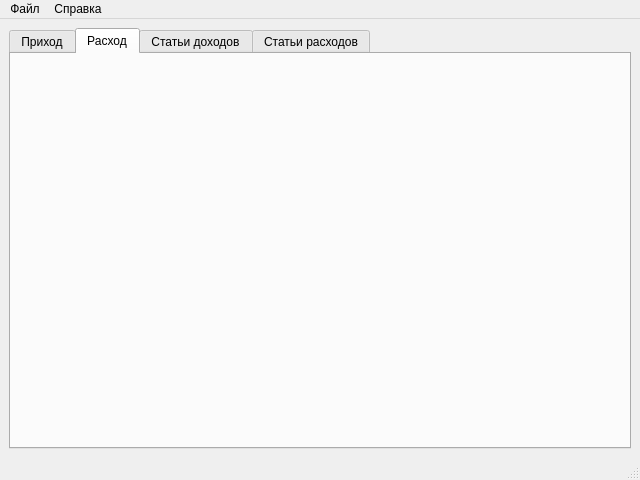
The window that resources/window.ui (dimka59ru/_family_finances) describes before a commit, drawn with Qt 5.
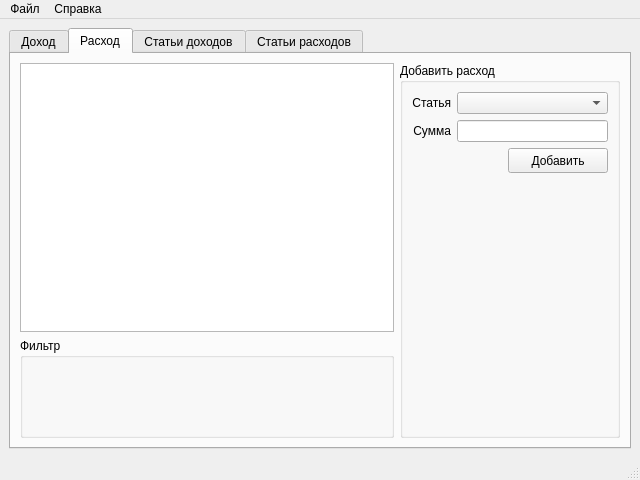
The same window after the commit. The open tabs and pages were chosen to show the change.

Patch:
```diff
--- a/resources/window.ui
+++ b/resources/window.ui
@@ -22,7 +22,7 @@
       </property>
       <widget class="QWidget" name="tab_add">
        <attribute name="title">
-        <string>Приход</string>
+        <string>Доход</string>
        </attribute>
        <layout class="QVBoxLayout" name="verticalLayout_3">
         <item>
@@ -96,6 +96,160 @@
        <attribute name="title">
         <string>Расход</string>
        </attribute>
+       <layout class="QHBoxLayout" name="horizontalLayout_32">
+        <item>
+         <layout class="QVBoxLayout" name="verticalLayout_23">
+          <item>
+           <widget class="QTableWidget" name="table_records_costs"/>
+          </item>
+          <item>
+           <widget class="QGroupBox" name="groupBox_16">
+            <property name="sizePolicy">
+             <sizepolicy hsizetype="Preferred" vsizetype="Fixed">
+              <horstretch>0</horstretch>
+              <verstretch>0</verstretch>
+             </sizepolicy>
+            </property>
+            <property name="minimumSize">
+             <size>
+              <width>0</width>
+              <height>100</height>
+             </size>
+            </property>
+            <property name="maximumSize">
+             <size>
+              <width>16777215</width>
+              <height>100</height>
+             </size>
+            </property>
+            <property name="title">
+             <string>Фильтр</string>
+            </property>
+           </widget>
+          </item>
+         </layout>
+        </item>
+        <item>
+         <widget class="QGroupBox" name="groupBox_14">
+          <property name="sizePolicy">
+           <sizepolicy hsizetype="Minimum" vsizetype="Preferred">
+            <horstretch>0</horstretch>
+            <verstretch>0</verstretch>
+           </sizepolicy>
+          </property>
+          <property name="minimumSize">
+           <size>
+            <width>220</width>
+            <height>0</height>
+           </size>
+          </property>
+          <property name="maximumSize">
+           <size>
+            <width>220</width>
+            <height>16777215</height>
+           </size>
+          </property>
+          <property name="title">
+           <string>Добавить расход</string>
+          </property>
+          <layout class="QVBoxLayout" name="verticalLayout_20">
+           <item>
+            <layout class="QHBoxLayout" name="horizontalLayout_30">
+             <item>
+              <layout class="QVBoxLayout" name="verticalLayout_21">
+               <item>
+                <widget class="QLabel" name="label_17">
+                 <property name="text">
+                  <string>Статья</string>
+                 </property>
+                 <property name="alignment">
+                  <set>Qt::AlignRight|Qt::AlignTrailing|Qt::AlignVCenter</set>
+                 </property>
+                </widget>
+               </item>
+               <item>
+                <widget class="QLabel" name="label_18">
+                 <property name="text">
+                  <string>Сумма</string>
+                 </property>
+                 <property name="alignment">
+                  <set>Qt::AlignRight|Qt::AlignTrailing|Qt::AlignVCenter</set>
+                 </property>
+                </widget>
+               </item>
+              </layout>
+             </item>
+             <item>
+              <layout class="QVBoxLayout" name="verticalLayout_22">
+               <item>
+                <widget class="QComboBox" name="combobox_costs"/>
+               </item>
+               <item>
+                <widget class="QLineEdit" name="lineEdit_4"/>
+               </item>
+              </layout>
+             </item>
+            </layout>
+           </item>
+           <item>
+            <layout class="QHBoxLayout" name="horizontalLayout_31">
+             <item>
+              <spacer name="horizontalSpacer_9">
+               <property name="orientation">
+                <enum>Qt::Horizontal</enum>
+               </property>
+               <property name="sizeHint" stdset="0">
+                <size>
+                 <width>40</width>
+                 <height>20</height>
+                </size>
+               </property>
+              </spacer>
+             </item>
+             <item>
+              <widget class="QPushButton" name="pushButton_5">
+               <property name="sizePolicy">
+                <sizepolicy hsizetype="Fixed" vsizetype="Fixed">
+                 <horstretch>0</horstretch>
+                 <verstretch>0</verstretch>
+                </sizepolicy>
+               </property>
+               <property name="minimumSize">
+                <size>
+                 <width>100</width>
+                 <height>25</height>
+                </size>
+               </property>
+               <property name="maximumSize">
+                <size>
+                 <width>100</width>
+                 <height>25</height>
+                </size>
+               </property>
+               <property name="text">
+                <string>Добавить</string>
+               </property>
+              </widget>
+             </item>
+            </layout>
+           </item>
+           <item>
+            <spacer name="verticalSpacer_14">
+             <property name="orientation">
+              <enum>Qt::Vertical</enum>
+             </property>
+             <property name="sizeHint" stdset="0">
+              <size>
+               <width>20</width>
+               <height>252</height>
+              </size>
+             </property>
+            </spacer>
+           </item>
+          </layout>
+         </widget>
+        </item>
+       </layout>
       </widget>
       <widget class="QWidget" name="tab_item_in">
        <attribute name="title">
```
Left out of the diff: 363 changed lines with no effect on the pictures.
